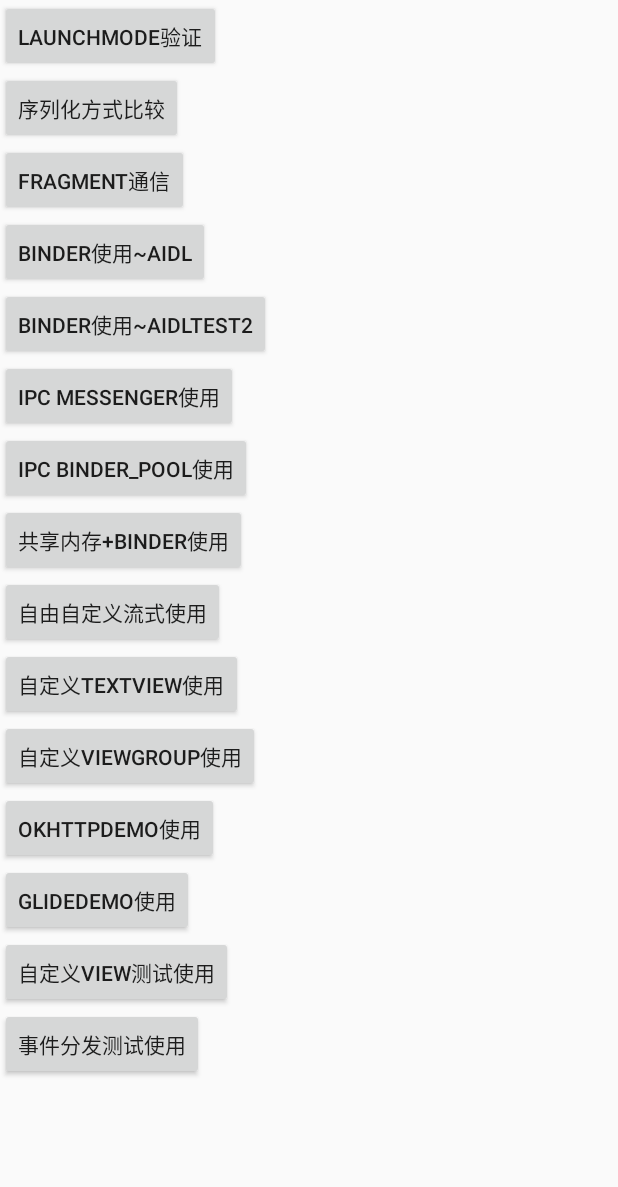
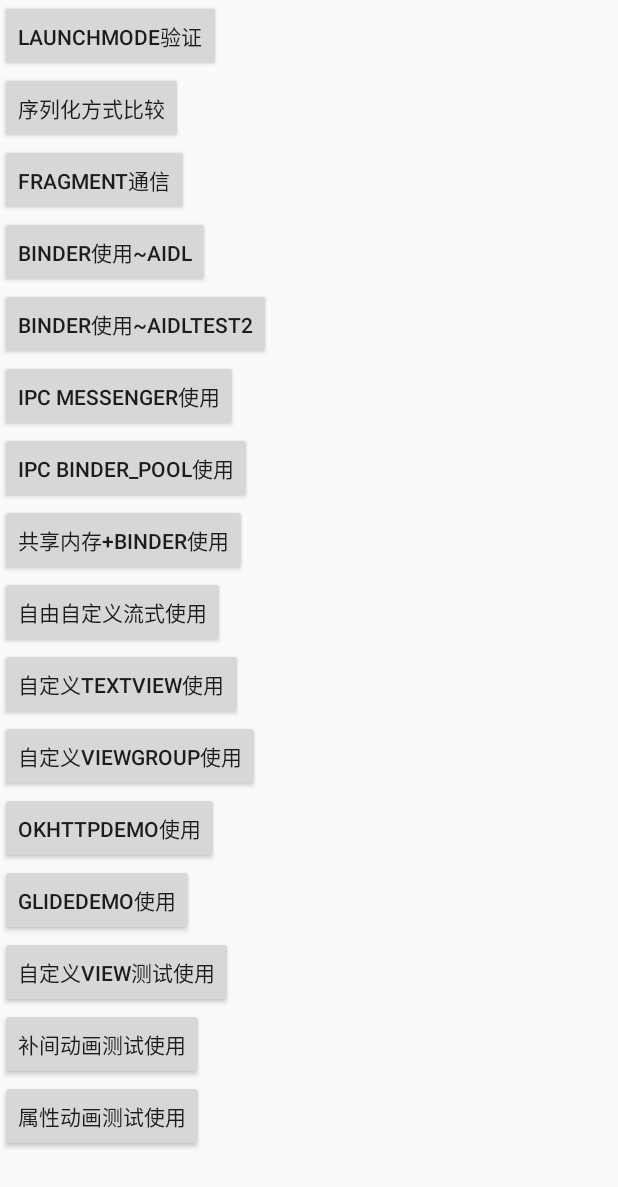
Before and after one commit to sshhsun-code/AndroidReview, an Android app: the layout content_main.xml on its own in the app's theme, with its tools: preview values and no code run, on a phone screen of 412 x 824 dp. Shown: the top 1187 px of the screen. Run offline under Robolectric (Android 15) with nearby library versions, the phone set to English and light mode, and no system bars.

Commit message:
[Code] 添加属性动画&补间动画相关代码,测试自定义估值器

```diff
--- a/app/src/main/AndroidManifest.xml
+++ b/app/src/main/AndroidManifest.xml
@@ -57,7 +57,10 @@
             android:launchMode="standard"/>
         <activity android:name=".diy_view.demo.ViewActivity"
             android:launchMode="standard"/>
-        <activity android:name=".dispatch_test.TestDispatchActivity"/>
+        <activity android:name=".animation_test.view_animation.ViewAnimationTestAct"
+            android:launchMode="standard"/>
+        <activity android:name=".animation_test.property_animation.ObjectAnimatorTestAct"
+            android:launchMode="standard"/>
         <service android:name=".adil_Test.MyAidlService"
             android:enabled="true"
             android:exported="true"
--- /dev/null
+++ b/app/src/main/java/com/review/sunqi/iamss/androidreview/animation_test/property_animation/Point.java
@@ -0,0 +1,27 @@
+package com.review.sunqi.iamss.androidreview.animation_test.property_animation;
+
+/**
+ * Created by sunqi on 2018/10/15.
+ */
+
+public class Point {
+
+    // 设置两个变量用于记录坐标的位置
+    private float x;
+    private float y;
+
+    // 构造方法用于设置坐标
+    public Point(float x, float y) {
+        this.x = x;
+        this.y = y;
+    }
+
+    // get方法用于获取坐标
+    public float getX() {
+        return x;
+    }
+
+    public float getY() {
+        return y;
+    }
+}
--- /dev/null
+++ b/app/src/main/java/com/review/sunqi/iamss/androidreview/animation_test/property_animation/PointEvaluator.java
@@ -0,0 +1,25 @@
+package com.review.sunqi.iamss.androidreview.animation_test.property_animation;
+
+import android.animation.TypeEvaluator;
+
+import java.lang.reflect.TypeVariable;
+
+/**
+ * Created by sunqi on 2018/10/15.
+ */
+
+public class PointEvaluator implements TypeEvaluator {
+    @Override
+    public Object evaluate(float fraction, Object startValue, Object endValue) {
+        Point startPoint = (Point) startValue;
+        Point endPoint = (Point) endValue;
+
+        // 根据fraction来计算当前动画的x和y的值
+        float x = startPoint.getX() + fraction * (endPoint.getX() - startPoint.getX());
+        float y = startPoint.getY() + fraction * (endPoint.getY() - startPoint.getY());
+
+        // 将计算后的坐标封装到一个新的Point对象中并返回
+        Point point = new Point(x, y);
+        return point;
+    }
+}
--- a/app/src/main/res/layout/content_main.xml
+++ b/app/src/main/res/layout/content_main.xml
@@ -86,10 +86,15 @@
                 android:layout_height="wrap_content"
                 android:text="自定义View测试使用" />
             <Button
-                android:id="@+id/mytest_dispatch_view"
+                android:id="@+id/my_animation_view"
                 android:layout_width="wrap_content"
                 android:layout_height="wrap_content"
-                android:text="事件分发测试使用" />
+                android:text="补间动画测试使用" />
+            <Button
+                android:id="@+id/my_object_animator_view"
+                android:layout_width="wrap_content"
+                android:layout_height="wrap_content"
+                android:text="属性动画测试使用" />
         </LinearLayout>
     </ScrollView>
 
```
Also changed, not shown: app/src/main/java/com/review/sunqi/iamss/androidreview/MainActivity.java (+12 -4 lines), app/src/main/java/com/review/sunqi/iamss/androidreview/animation_test/property_animation/MyView.java (added, +97 -0 lines), app/src/main/java/com/review/sunqi/iamss/androidreview/animation_test/property_animation/ObjectAnimatorTestAct.java (added, +123 -0 lines), app/src/main/java/com/review/sunqi/iamss/androidreview/animation_test/view_animation/ViewAnimationTestAct.java (added, +56 -0 lines), app/src/main/res/anim/animation_test.xml (added, +18 -0 lines), app/src/main/res/layout/activity_view_animation.xml (added, +22 -0 lines), app/src/main/res/layout/activity_view_animation2.xml (added, +12 -0 lines).
